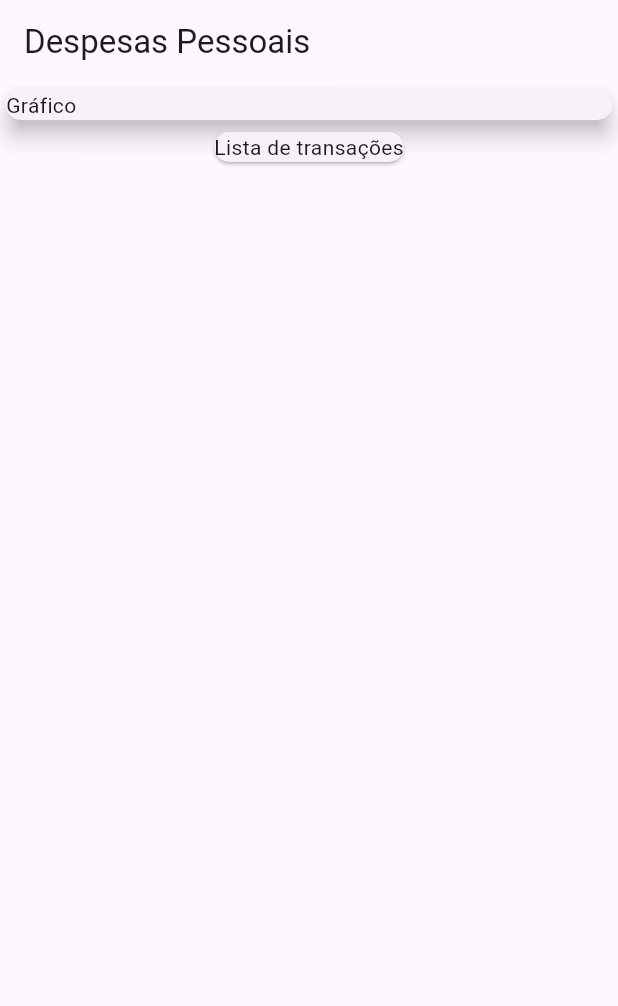
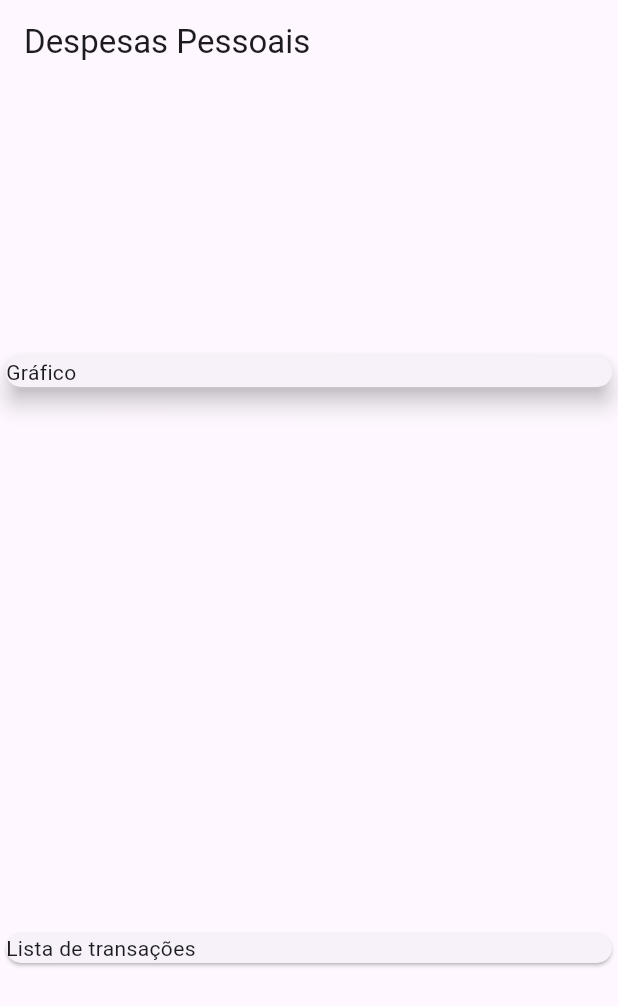
Before and after one commit to PedroGoncalves-Dev/Despesas-flutter, a Flutter app: the screen it shows after launch, on a phone screen of 412 x 824 dp. Shown: the top 1006 px of the screen. Run offline on Flutter 3.47's test engine with Material 3 defaults, Android fonts, the light colour scheme and no system bars; missing offline and left inert: dart:ffi.

Commit message:
Adicionando flexBox

```diff
--- a/lib/main.dart
+++ b/lib/main.dart
@@ -27,9 +27,10 @@ class MyHome extends StatelessWidget {
           title: const Text('Despesas Pessoais'),
         ),
         body: const Column(
+          mainAxisAlignment: MainAxisAlignment.spaceAround,
+          crossAxisAlignment: CrossAxisAlignment.stretch,
           children: <Widget>[
             SizedBox(
-              width: double.infinity,
               child: Card(
                 elevation: 6,
                 child: Text('Gráfico'),
```
